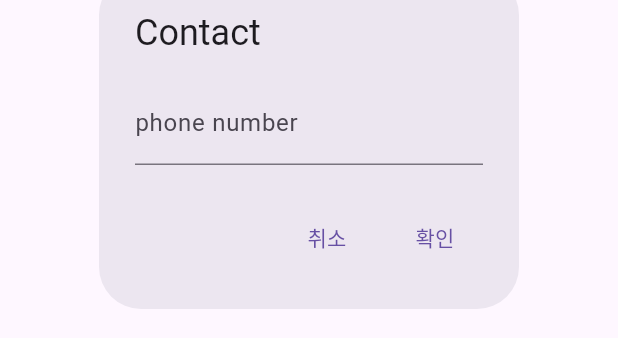
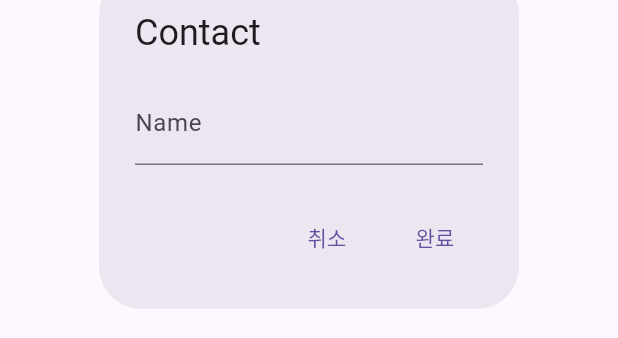
Before and after one commit to uheaji/Flutter-Study, a Flutter app: the DialogUI widget shown alone on an empty page, opened directly, on a phone screen of 412 x 824 dp. Shown: the part 477-815 px from the top of the screen. Run offline on Flutter 3.47's test engine with Material 3 defaults, Android fonts, the phone set to English and light mode, and no system bars.

Commit message:
☎️연락처 앱: 위젯 간 데이터 주고받기

```diff
--- a/contact_app/lib/main.dart
+++ b/contact_app/lib/main.dart
@@ -15,26 +15,36 @@ class MyApp extends StatefulWidget {
 }
 
 class _MyAppState extends State<MyApp> {
+  var total = 3;
   var name = ["신짱구", "신짱아", "봉미선"];
+
+  // 1. 부모에 수정함수 만들기
+  addOne(addName) {
+    setState(() {
+      total++;
+      name.add(addName);
+    });
+  }
 
   // context는 부모위젯의 정보를 담고있는 변수다.
   @override
   Widget build(BuildContext context) {
     return Scaffold(
       floatingActionButton: FloatingActionButton(
-        child: Text('버튼'),
+        child: Text("추가"),
         onPressed: () {
           showDialog(
             context: context,
             builder: (context) {
-              return DialogUI();
+              // 2. 자식위젯에 함수 보내기
+              return DialogUI(addOne: addOne);
             },
           );
         },
       ),
       appBar: AppBar(
         title: Text(
-          '연락처',
+          '연락처 (${total.toString()})',
           style: TextStyle(
             fontSize: 17,
             fontWeight: FontWeight.w600,
@@ -44,7 +54,7 @@ class _MyAppState extends State<MyApp> {
         backgroundColor: Colors.blue,
       ),
       body: ListView.builder(
-        itemCount: 3,
+        itemCount: total,
         itemBuilder: (context, index) {
           return ListTile(
             leading: Icon(Icons.person_pin),
@@ -58,7 +68,10 @@ class _MyAppState extends State<MyApp> {
 }
 
 class DialogUI extends StatelessWidget {
-  const DialogUI({super.key});
+  // 3. 등록하기
+  DialogUI({super.key, this.addOne});
+  final addOne;
+  var inputData = TextEditingController();
 
   @override
   Widget build(BuildContext context) {
@@ -66,7 +79,8 @@ class DialogUI extends StatelessWidget {
       title: Text("Contact"),
       content: Container(
         child: TextField(
-          decoration: InputDecoration(labelText: "phone number"),
+          controller: inputData,
+          decoration: InputDecoration(labelText: "Name"),
         ),
       ),
       actions: [
@@ -77,8 +91,11 @@ class DialogUI extends StatelessWidget {
           child: Text("취소"),
         ),
         TextButton(
-          onPressed: () {},
-          child: Text("확인"),
+          onPressed: () {
+            addOne(inputData.text);
+            Navigator.pop(context);
+          },
+          child: Text("완료"),
         ),
       ],
     );
```
